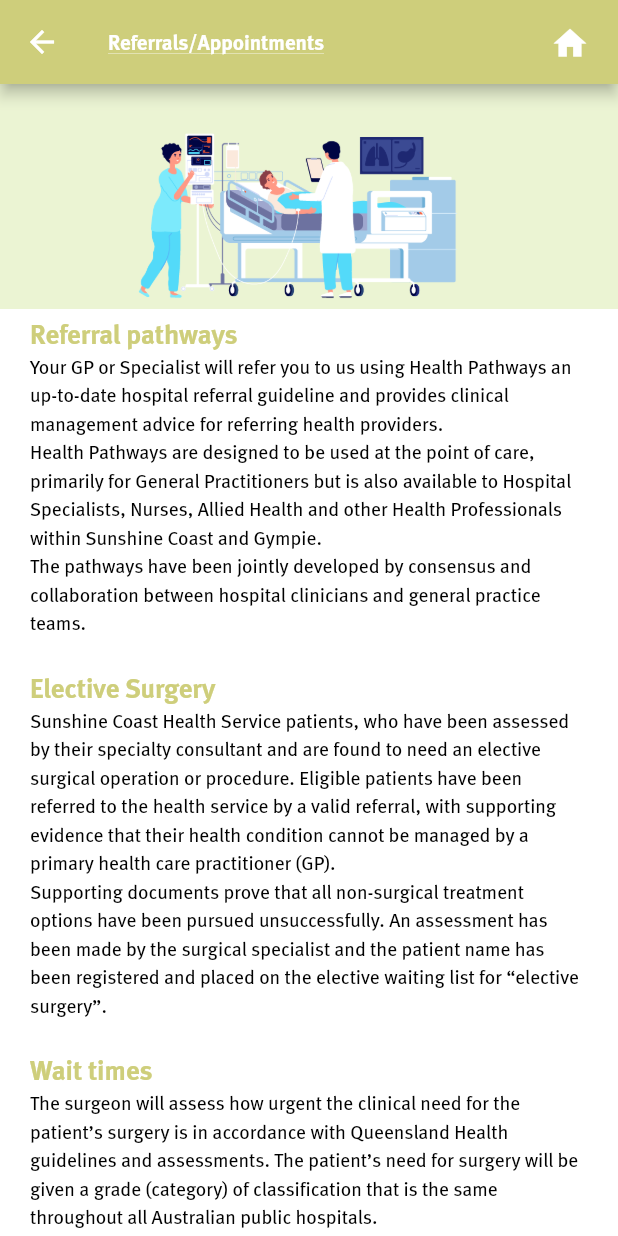
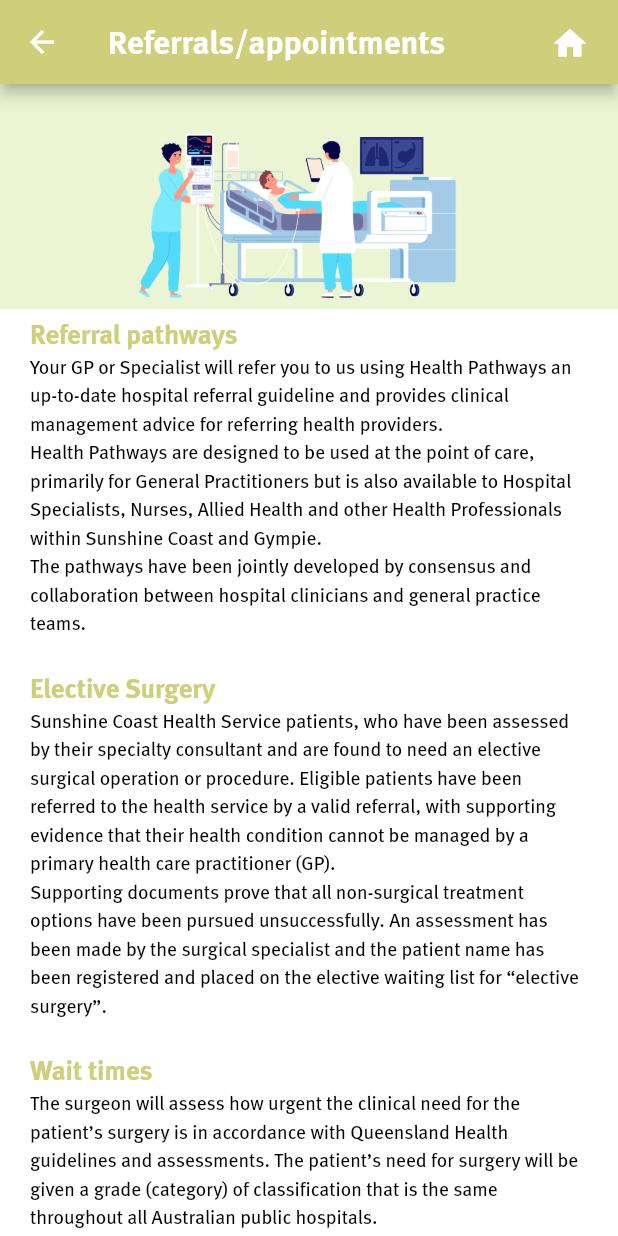
Before and after one commit to janesamSCHHS/my_schhs_app_project, a Flutter app: the screen it shows after launch, in the side drawer, after a tap on "About", on a phone screen of 412 x 824 dp. Run offline on Flutter 3.47's test engine with Material 2 defaults, Android fonts, the phone set to English and light mode, and no system bars; our stand-ins replace bottom_navy_bar, font_awesome_flutter, google_maps_flutter, hive, hive_flutter, new_gradient_app_bar; missing offline and left inert: barcode_scan2, maps_launcher, splash_screen_view; accounts and stored records are empty.

Commit message:
title updates

```diff
--- a/lib/main.dart
+++ b/lib/main.dart
@@ -12,8 +12,6 @@ import 'med.dart';
 
 Future<void> main() async {
   WidgetsFlutterBinding.ensureInitialized();
-  //SystemChrome.setPreferredOrientations(
-  //  [DeviceOrientation.portraitUp, DeviceOrientation.portraitDown]);
   Directory directory = await pathProvider.getApplicationDocumentsDirectory();
   Hive.init(directory.path);
   Hive.registerAdapter(EmployeeAdapter());
@@ -25,14 +23,15 @@ class MyApp extends StatelessWidget {
   @override
   Widget build(BuildContext context) {
     double screenWidth = window.physicalSize.width;
-    //Size screenSize = MediaQuery.of(context).size;
-    // Orientation orientation = MediaQuery.of(context).orientation;
+    // Size screenSize = MediaQuery.of(context).size;
+    //  Orientation orientation = MediaQuery.of(context).orientation;
     return MaterialApp(
       theme: ThemeData(
           primaryColor: Color(0xff405061),
-          accentColor: Colors.white,
           textTheme: screenWidth < 500 ? TEXT_THEME_SMALL : TEXT_THEME_DEFAULT,
-          fontFamily: 'Meta'),
+          fontFamily: 'Meta',
+          colorScheme:
+              ColorScheme.fromSwatch().copyWith(secondary: Colors.white)),
       debugShowCheckedModeBanner: false,
       title: 'My SCHHS',
       color: Colors.white,
--- a/lib/med_list_screen.dart
+++ b/lib/med_list_screen.dart
@@ -37,10 +37,8 @@ class MedicationsListState extends State<MedicationsListScreen> {
         appBar: NewGradientAppBar(
           gradient: LinearGradient(
               colors: [Colors.lightGreen, Colors.green, Colors.teal]),
-          title: Text(
-            "My medications",
-            style: TextStyle(fontSize: 18, letterSpacing: -1),
-          ),
+          title: Text('My medications',
+              style: Theme.of(context).textTheme.headline3),
           actions: <Widget>[
             IconButton(
               icon: Icon(
--- a/lib/screens/about.dart
+++ b/lib/screens/about.dart
@@ -10,7 +10,8 @@ class AboutPage extends StatelessWidget {
     return Scaffold(
       appBar: AppBar(
         backgroundColor: Color(0xFF228375),
-        title: Text("SCHHS general information"),
+        title: Text('General information',
+            style: Theme.of(context).textTheme.headline3),
         actions: [
           Padding(
             padding: EdgeInsets.all(8.0),
--- a/lib/screens/appoints.dart
+++ b/lib/screens/appoints.dart
@@ -11,7 +11,11 @@ class AppointPage extends StatelessWidget {
     return Scaffold(
         appBar: AppBar(
           backgroundColor: Color(0xFFCECE7B),
-          title: Text("Referrals/Appointments"),
+          title: FittedBox(
+            fit: BoxFit.contain,
+            child: Text('Referrals/appointments',
+                style: Theme.of(context).textTheme.headline3),
+          ),
           actions: [
             Padding(
               padding: EdgeInsets.all(8.0),
--- a/lib/screens/contact.dart
+++ b/lib/screens/contact.dart
@@ -9,7 +9,10 @@ class ContactsPage extends StatelessWidget {
     return Scaffold(
       appBar: AppBar(
         backgroundColor: Colors.black45,
-        title: Text("Contacts"),
+        title: FittedBox(
+          fit: BoxFit.contain,
+          child: Text('Contacts', style: Theme.of(context).textTheme.headline3),
+        ),
         actions: [
           Padding(
             padding: EdgeInsets.all(8.0),
--- a/lib/screens/emergency.dart
+++ b/lib/screens/emergency.dart
@@ -32,7 +32,7 @@ class DemPage extends StatelessWidget {
       appBar: AppBar(
         backgroundColor: Color(0xFFF44336),
         // centerTitle: true,
-        title: Text("Emergency Department"),
+        title: Text('Emergency', style: Theme.of(context).textTheme.headline3),
         actions: [
           Padding(
             padding: EdgeInsets.all(8.0),
--- a/lib/screens/facilities.dart
+++ b/lib/screens/facilities.dart
@@ -15,7 +15,7 @@ class FacilitiesPage extends StatelessWidget {
       appBar: AppBar(
         backgroundColor: Color(0xFF3ab2c2),
         // centerTitle: true,
-        title: Text("Our Facilities"),
+        title: Text('Facilities', style: Theme.of(context).textTheme.headline3),
         actions: [
           Padding(
             padding: EdgeInsets.all(8.0),
--- a/lib/screens/home.dart
+++ b/lib/screens/home.dart
@@ -21,6 +21,7 @@ class HomePage extends StatelessWidget {
       backgroundColor: Colors.white,
       drawer: DrawerSlide(),
       appBar: AppBar(
+        backgroundColor: Color(0xff405061),
         title: Text(
           'My SCHHS',
           style: Theme.of(context).textTheme.headline3,
```
Also changed, not shown: lib/screens/community.dart (+5 -4 lines), pubspec.lock.
